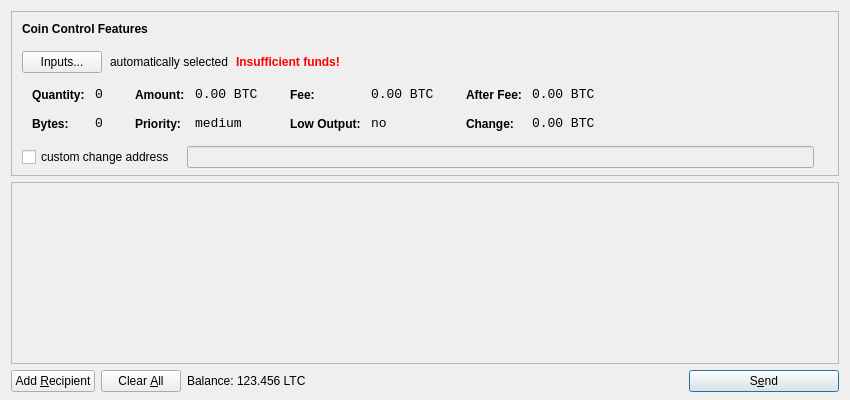
Old version of the form src/qt/forms/sendcoinsdialog.ui in the repository MFrcoin/MFCoin.
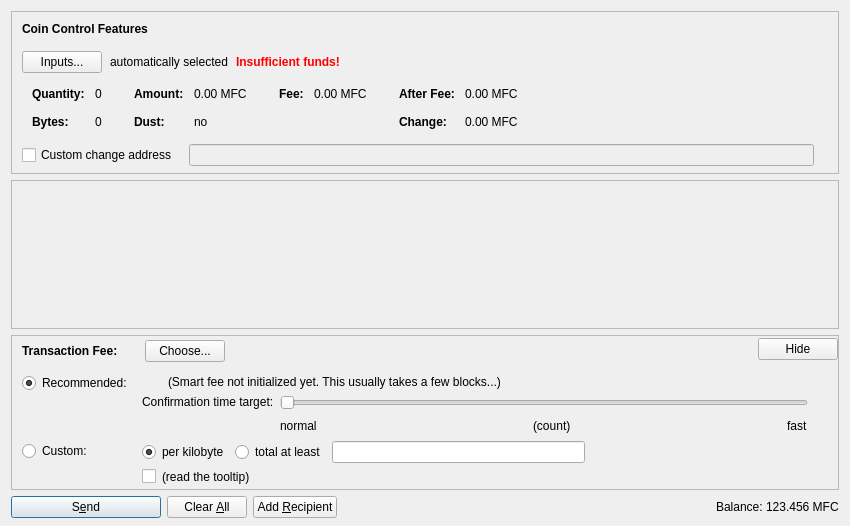
New version of the form. Icons and pictures are not drawn. Custom widgets are drawn as their Qt base class.

```diff
--- a/src/qt/forms/sendcoinsdialog.ui
+++ b/src/qt/forms/sendcoinsdialog.ui
@@ -7,13 +7,13 @@
     <x>0</x>
     <y>0</y>
     <width>850</width>
-    <height>400</height>
+    <height>526</height>
    </rect>
   </property>
   <property name="windowTitle">
    <string>Send Coins</string>
   </property>
-  <layout class="QVBoxLayout" name="verticalLayout" stretch="0,1,0">
+  <layout class="QVBoxLayout" name="verticalLayout" stretch="0,1,0,0">
    <property name="bottomMargin">
     <number>8</number>
    </property>
@@ -39,7 +39,7 @@
      </property>
      <layout class="QVBoxLayout" name="verticalLayoutCoinControl2">
       <property name="spacing">
-       <number>-1</number>
+       <number>0</number>
       </property>
       <property name="leftMargin">
        <number>0</number>
@@ -206,8 +206,11 @@
                </property>
                <item row="0" column="0">
                 <widget class="QLabel" name="labelCoinControlQuantityText">
-                 <property name="styleSheet">
-                  <string notr="true">font-weight:bold;</string>
+                 <property name="font">
+                  <font>
+                   <weight>75</weight>
+                   <bold>true</bold>
+                  </font>
                  </property>
                  <property name="text">
                   <string>Quantity:</string>
@@ -219,12 +222,6 @@
                </item>
                <item row="0" column="1">
                 <widget class="QLabel" name="labelCoinControlQuantity">
-                 <property name="font">
-                  <font>
-                   <family>Monospace</family>
-                   <pointsize>10</pointsize>
-                  </font>
-                 </property>
                  <property name="cursor">
                   <cursorShape>IBeamCursor</cursorShape>
                  </property>
@@ -244,8 +241,11 @@
                </item>
                <item row="1" column="0">
                 <widget class="QLabel" name="labelCoinControlBytesText">
-                 <property name="styleSheet">
-                  <string notr="true">font-weight:bold;</string>
+                 <property name="font">
+                  <font>
+                   <weight>75</weight>
+                   <bold>true</bold>
+                  </font>
                  </property>
                  <property name="text">
                   <string>Bytes:</string>
@@ -254,12 +254,6 @@
                </item>
                <item row="1" column="1">
                 <widget class="QLabel" name="labelCoinControlBytes">
-                 <property name="font">
-                  <font>
-                   <family>Monospace</family>
-                   <pointsize>10</pointsize>
-                  </font>
-                 </property>
                  <property name="cursor">
                   <cursorShape>IBeamCursor</cursorShape>
                  </property>
@@ -295,8 +289,11 @@
                </property>
                <item row="0" column="0">
                 <widget class="QLabel" name="labelCoinControlAmountText">
-                 <property name="styleSheet">
-                  <string notr="true">font-weight:bold;</string>
+                 <property name="font">
+                  <font>
+                   <weight>75</weight>
+                   <bold>true</bold>
+                  </font>
                  </property>
                  <property name="text">
                   <string>Amount:</string>
@@ -308,12 +305,6 @@
                </item>
                <item row="0" column="1">
                 <widget class="QLabel" name="labelCoinControlAmount">
-                 <property name="font">
-                  <font>
-                   <family>Monospace</family>
-                   <pointsize>10</pointsize>
-                  </font>
-                 </property>
                  <property name="cursor">
                   <cursorShape>IBeamCursor</cursorShape>
                  </property>
@@ -321,7 +312,7 @@
                   <enum>Qt::ActionsContextMenu</enum>
                  </property>
                  <property name="text">
-                  <string notr="true">0.00 BTC</string>
+                  <string notr="true">0.00 MFC</string>
                  </property>
                  <property name="textInteractionFlags">
                   <set>Qt::LinksAccessibleByMouse|Qt::TextSelectableByKeyboard|Qt::TextSelectableByMouse</set>
@@ -329,23 +320,20 @@
                 </widget>
                </item>
                <item row="1" column="0">
-                <widget class="QLabel" name="labelCoinControlPriorityText">
-                 <property name="styleSheet">
-                  <string notr="true">font-weight:bold;</string>
+                <widget class="QLabel" name="labelCoinControlLowOutputText">
+                 <property name="font">
+                  <font>
+                   <weight>75</weight>
+                   <bold>true</bold>
+                  </font>
                  </property>
                  <property name="text">
-                  <string>Priority:</string>
+                  <string>Dust:</string>
                  </property>
                 </widget>
                </item>
                <item row="1" column="1">
-                <widget class="QLabel" name="labelCoinControlPriority">
-                 <property name="font">
-                  <font>
-                   <family>Monospace</family>
-                   <pointsize>10</pointsize>
-                  </font>
-                 </property>
+                <widget class="QLabel" name="labelCoinControlLowOutput">
                  <property name="cursor">
                   <cursorShape>IBeamCursor</cursorShape>
                  </property>
@@ -353,7 +341,7 @@
                   <enum>Qt::ActionsContextMenu</enum>
                  </property>
                  <property name="text">
-                  <string>medium</string>
+                  <string notr="true">no</string>
                  </property>
                  <property name="textInteractionFlags">
                   <set>Qt::LinksAccessibleByMouse|Qt::TextSelectableByKeyboard|Qt::TextSelectableByMouse</set>
@@ -381,8 +369,11 @@
                </property>
                <item row="0" column="0">
                 <widget class="QLabel" name="labelCoinControlFeeText">
-                 <property name="styleSheet">
-                  <string notr="true">font-weight:bold;</string>
+                 <property name="font">
+                  <font>
+                   <weight>75</weight>
+                   <bold>true</bold>
+                  </font>
                  </property>
                  <property name="text">
                   <string>Fee:</string>
@@ -394,12 +385,6 @@
                </item>
                <item row="0" column="1">
                 <widget class="QLabel" name="labelCoinControlFee">
-                 <property name="font">
-                  <font>
-                   <family>Monospace</family>
-                   <pointsize>10</pointsize>
-                  </font>
-                 </property>
                  <property name="cursor">
                   <cursorShape>IBeamCursor</cursorShape>
                  </property>
@@ -407,39 +392,7 @@
                   <enum>Qt::ActionsContextMenu</enum>
                  </property>
                  <property name="text">
-                  <string notr="true">0.00 BTC</string>
-                 </property>
-                 <property name="textInteractionFlags">
-                  <set>Qt::LinksAccessibleByMouse|Qt::TextSelectableByKeyboard|Qt::TextSelectableByMouse</set>
-                 </property>
-                </widget>
-               </item>
-               <item row="1" column="0">
-                <widget class="QLabel" name="labelCoinControlLowOutputText">
-                 <property name="styleSheet">
-                  <string notr="true">font-weight:bold;</string>
-                 </property>
-                 <property name="text">
-                  <string>Low Output:</string>
-                 </property>
-                </widget>
-               </item>
-               <item row="1" column="1">
-                <widget class="QLabel" name="labelCoinControlLowOutput">
-                 <property name="font">
-                  <font>
-                   <family>Monospace</family>
-                   <pointsize>10</pointsize>
-                  </font>
-                 </property>
-                 <property name="cursor">
-                  <cursorShape>IBeamCursor</cursorShape>
-                 </property>
-                 <property name="contextMenuPolicy">
-                  <enum>Qt::ActionsContextMenu</enum>
-                 </property>
-                 <property name="text">
-                  <string>no</string>
+                  <string notr="true">0.00 MFC</string>
                  </property>
                  <property name="textInteractionFlags">
                   <set>Qt::LinksAccessibleByMouse|Qt::TextSelectableByKeyboard|Qt::TextSelectableByMouse</set>
@@ -467,8 +420,11 @@
                </property>
                <item row="0" column="0">
                 <widget class="QLabel" name="labelCoinControlAfterFeeText">
-                 <property name="styleSheet">
-                  <string notr="true">font-weight:bold;</string>
+                 <property name="font">
+                  <font>
+                   <weight>75</weight>
+                   <bold>true</bold>
+                  </font>
                  </property>
                  <property name="text">
                   <string>After Fee:</string>
@@ -480,12 +436,6 @@
                </item>
                <item row="0" column="1">
                 <widget class="QLabel" name="labelCoinControlAfterFee">
-                 <property name="font">
-                  <font>
-                   <family>Monospace</family>
-                   <pointsize>10</pointsize>
-                  </font>
-                 </property>
                  <property name="cursor">
                   <cursorShape>IBeamCursor</cursorShape>
                  </property>
@@ -493,7 +443,7 @@
                   <enum>Qt::ActionsContextMenu</enum>
                  </property>
                  <property name="text">
-                  <string notr="true">0.00 BTC</string>
+                  <string notr="true">0.00 MFC</string>
                  </property>
                  <property name="textInteractionFlags">
                   <set>Qt::LinksAccessibleByMouse|Qt::TextSelectableByKeyboard|Qt::TextSelectableByMouse</set>
@@ -502,8 +452,11 @@
                </item>
                <item row="1" column="0">
                 <widget class="QLabel" name="labelCoinControlChangeText">
-                 <property name="styleSheet">
-                  <string notr="true">font-weight:bold;</string>
+                 <property name="font">
+                  <font>
+                   <weight>75</weight>
+                   <bold>true</bold>
+                  </font>
                  </property>
                  <property name="text">
                   <string>Change:</string>
@@ -512,12 +465,6 @@
                </item>
                <item row="1" column="1">
                 <widget class="QLabel" name="labelCoinControlChange">
-                 <property name="font">
-                  <font>
-                   <family>Monospace</family>
-                   <pointsize>10</pointsize>
-                  </font>
-                 </property>
                  <property name="cursor">
                   <cursorShape>IBeamCursor</cursorShape>
                  </property>
@@ -525,7 +472,7 @@
                   <enum>Qt::ActionsContextMenu</enum>
                  </property>
                  <property name="text">
-                  <string notr="true">0.00 BTC</string>
+                  <string notr="true">0.00 MFC</string>
                  </property>
                  <property name="textInteractionFlags">
                   <set>Qt::LinksAccessibleByMouse|Qt::TextSelectableByKeyboard|Qt::TextSelectableByMouse</set>
@@ -556,7 +503,7 @@
           <item>
            <widget class="QCheckBox" name="checkBoxCoinControlChange">
             <property name="text">
-             <string>custom change address</string>
+             <string>Custom change address</string>
             </property>
            </widget>
           </item>
@@ -626,11 +573,20 @@
         <x>0</x>
         <y>0</y>
         <width>830</width>
-        <height>165</height>
+        <height>104</height>
        </rect>
       </property>
-      <layout class="QVBoxLayout" name="verticalLayout_2">
-       <property name="margin">
+      <layout class="QVBoxLayout" name="verticalLayout_2" stretch="0,1">
+       <property name="leftMargin">
+        <number>0</number>
+       </property>
+       <property name="topMargin">
+        <number>0</number>
+       </property>
+       <property name="rightMargin">
+        <number>0</number>
+       </property>
+       <property name="bottomMargin">
         <number>0</number>
        </property>
        <item>
@@ -657,15 +613,572 @@
      </widget>
     </widget>
    </item>
+   <item>
+    <widget class="QFrame" name="frameFee">
+     <property name="sizePolicy">
+      <sizepolicy hsizetype="Expanding" vsizetype="Expanding">
+       <horstretch>0</horstretch>
+       <verstretch>0</verstretch>
+      </sizepolicy>
+     </property>
+     <property name="maximumSize">
+      <size>
+       <width>16777215</width>
+       <height>16777215</height>
+      </size>
+     </property>
+     <property name="frameShape">
+      <enum>QFrame::StyledPanel</enum>
+     </property>
+     <property name="frameShadow">
+      <enum>QFrame::Sunken</enum>
+     </property>
+     <layout class="QVBoxLayout" name="verticalLayoutFee1">
+      <property name="spacing">
+       <number>0</number>
+      </property>
+      <property name="leftMargin">
+       <number>0</number>
+      </property>
+      <property name="topMargin">
+       <number>0</number>
+      </property>
+      <property name="rightMargin">
+       <number>0</number>
+      </property>
+      <property name="bottomMargin">
+       <number>0</number>
+      </property>
+      <item>
+       <layout class="QVBoxLayout" name="verticalLayoutFee2" stretch="0,0,0">
+        <property name="spacing">
+         <number>0</number>
+        </property>
+        <property name="leftMargin">
+         <number>10</number>
+        </property>
+        <property name="topMargin">
+         <number>0</number>
+        </property>
+        <item>
+         <layout class="QHBoxLayout" name="horizontalLayoutFee1">
+          <property name="bottomMargin">
+           <number>0</number>
+          </property>
+          <item>
+           <layout class="QVBoxLayout" name="verticalLayoutFee7">
+            <property name="spacing">
+             <number>0</number>
+            </property>
+            <item>
+             <spacer name="verticalSpacerSmartFee">
+              <property name="orientation">
+               <enum>Qt::Vertical</enum>
+              </property>
+              <property name="sizeType">
+               <enum>QSizePolicy::Fixed</enum>
+              </property>
+              <property name="sizeHint" stdset="0">
+               <size>
+                <width>1</width>
+                <height>4</height>
+               </size>
+              </property>
+             </spacer>
+            </item>
+            <item>
+             <layout class="QHBoxLayout" name="horizontalLayoutSmartFee">
+              <property name="spacing">
+               <number>10</number>
+              </property>
+              <item>
+               <widget class="QLabel" name="labelFeeHeadline">
+                <property name="sizePolicy">
+                 <sizepolicy hsizetype="Preferred" vsizetype="Maximum">
+                  <horstretch>0</horstretch>
+                  <verstretch>0</verstretch>
+                 </sizepolicy>
+                </property>
+                <property name="font">
+                 <font>
+                  <weight>75</weight>
+                  <bold>true</bold>
+                 </font>
+                </property>
+                <property name="styleSheet">
+                 <string notr="true">font-weight:bold;</string>
+                </property>
+                <property name="text">
+                 <string>Transaction Fee:</string>
+                </property>
+               </widget>
+              </item>
+              <item>
+               <widget class="QLabel" name="labelFeeMinimized">
+                <property name="text">
+                 <string/>
+                </property>
+               </widget>
+              </item>
+              <item>
+               <widget class="QPushButton" name="buttonChooseFee">
+                <property name="text">
+                 <string>Choose...</string>
+                </property>
+               </widget>
+              </item>
+             </layout>
+            </item>
+            <item>
+             <spacer name="verticalSpacer_5">
+              <property name="orientation">
+               <enum>Qt::Vertical</enum>
+              </property>
+              <property name="sizeHint" stdset="0">
+               <size>
+                <width>1</width>
+                <height>1</height>
+               </size>
+              </property>
+             </spacer>
+            </item>
+           </layout>
+          </item>
+          <item>
+           <spacer name="horizontalSpacer_4">
+            <property name="orientation">
+             <enum>Qt::Horizontal</enum>
+            </property>
+            <property name="sizeHint" stdset="0">
+             <size>
+              <width>40</width>
+              <height>20</height>
+             </size>
+            </property>
+           </spacer>
+          </item>
+          <item>
+           <widget class="QPushButton" name="buttonMinimizeFee">
+            <property name="toolTip">
+             <string>collapse fee-settings</string>
+            </property>
+            <property name="text">
+             <string>Hide</string>
+            </property>
+           </widget>
+          </item>
+         </layout>
+        </item>
+        <item>
+         <widget class="QFrame" name="frameFeeSelection">
+          <layout class="QVBoxLayout" name="verticalLayoutFee12">
+           <property name="spacing">
+            <number>0</number>
+           </property>
+           <property name="leftMargin">
+            <number>0</number>
+           </property>
+           <property name="topMargin">
+            <number>0</number>
+           </property>
+           <property name="rightMargin">
+            <number>0</number>
+           </property>
+           <property name="bottomMargin">
+            <number>0</number>
+           </property>
+           <item>
+            <layout class="QGridLayout" name="gridLayoutFee">
+             <property name="topMargin">
+              <number>10</number>
+             </property>
+             <property name="bottomMargin">
+              <number>4</number>
+             </property>
+             <property name="horizontalSpacing">
+              <number>10</number>
+             </property>
+             <property name="verticalSpacing">
+              <number>4</number>
+             </property>
+             <item row="1" column="1">
+              <layout class="QVBoxLayout" name="verticalLayoutFee8">
+               <property name="spacing">
+                <number>6</number>
+               </property>
+               <item>
+                <layout class="QHBoxLayout" name="horizontalLayoutFee13">
+                 <item>
+                  <widget class="QRadioButton" name="radioCustomPerKilobyte">
+                   <property name="toolTip">
+                    <string>If the custom fee is set to 1000 satoshis and the transaction is only 250 bytes, then &quot;per kilobyte&quot; only pays 250 satoshis in fee, while &quot;total at least&quot; pays 1000 satoshis. For transactions bigger than a kilobyte both pay by kilobyte.</string>
+                   </property>
+                   <property name="text">
+                    <string>per kilobyte</string>
+                   </property>
+                   <property name="checked">
+                    <bool>true</bool>
+                   </property>
+                   <attribute name="buttonGroup">
+                    <string notr="true">groupCustomFee</string>
+                   </attribute>
+                  </widget>
+                 </item>
+                 <item>
+                  <widget class="QRadioButton" name="radioCustomAtLeast">
+                   <property name="toolTip">
+                    <string>If the custom fee is set to 1000 satoshis and the transaction is only 250 bytes, then &quot;per kilobyte&quot; only pays 250 satoshis in fee, while &quot;total at least&quot; pays 1000 satoshis. For transactions bigger than a kilobyte both pay by kilobyte.</string>
+                   </property>
+                   <property name="text">
+                    <string>total at least</string>
+                   </property>
+                   <attribute name="buttonGroup">
+                    <string notr="true">groupCustomFee</string>
+                   </attribute>
+                  </widget>
+                 </item>
+                 <item>
+                  <widget class="BitcoinAmountField" name="customFee"/>
+                 </item>
+                 <item>
+                  <spacer name="horizontalSpacer_6">
+                   <property name="orientation">
+                    <enum>Qt::Horizontal</enum>
+                   </property>
+                   <property name="sizeHint" stdset="0">
+                    <size>
+                     <width>1</width>
+                     <height>1</height>
+                    </size>
+                   </property>
+                  </spacer>
+                 </item>
+                </layout>
+               </item>
+               <item>
+                <layout class="QHBoxLayout" name="horizontalLayoutFee8">
+                 <item>
+                  <widget class="QCheckBox" name="checkBoxMinimumFee">
+                   <property name="toolTip">
+                    <string>Paying only the minimum fee is just fine as long as there is less transaction volume than space in the blocks. But be aware that this can end up in a never confirming transaction once there is more demand for mfcoin transactions than the network can process.</string>
+                   </property>
+                   <property name="text">
+                    <string/>
+                   </property>
+                  </widget>
+                 </item>
+                 <item>
+                  <widget class="QLabel" name="labelMinFeeWarning">
+                   <property name="enabled">
+                    <bool>true</bool>
+                   </property>
+                   <property name="toolTip">
+                    <string>Paying only the minimum fee is just fine as long as there is less transaction volume than space in the blocks. But be aware that this can end up in a never confirming transaction once there is more demand for mfcoin transactions than the network can process.</string>
+                   </property>
+                   <property name="text">
+                    <string>(read the tooltip)</string>
+                   </property>
+                   <property name="margin">
+                    <number>5</number>
+                   </property>
+                  </widget>
+                 </item>
+                 <item>
+                  <spacer name="horizontalSpacer_2">
+                   <property name="orientation">
+                    <enum>Qt::Horizontal</enum>
+                   </property>
+                   <property name="sizeHint" stdset="0">
+                    <size>
+                     <width>1</width>
+                     <height>1</height>
+                    </size>
+                   </property>
+                  </spacer>
+                 </item>
+                </layout>
+               </item>
+              </layout>
+             </item>
+             <item row="0" column="0">
+              <layout class="QVBoxLayout" name="verticalLayoutFee4" stretch="0,1">
+               <item>
+                <widget class="QRadioButton" name="radioSmartFee">
+                 <property name="text">
+                  <string>Recommended:</string>
+                 </property>
+                 <property name="checked">
+                  <bool>true</bool>
+                 </property>
+                 <attribute name="buttonGroup">
+                  <string notr="true">groupFee</string>
+                 </attribute>
+                </widget>
+               </item>
+               <item>
+                <spacer name="verticalSpacer_2">
+                 <property name="orientation">
+                  <enum>Qt::Vertical</enum>
+                 </property>
+                 <property name="sizeHint" stdset="0">
+                  <size>
+                   <width>1</width>
+                   <height>1</height>
+                  </size>
+                 </property>
+                </spacer>
+               </item>
+              </layout>
+             </item>
+             <item row="1" column="0">
+              <layout class="QVBoxLayout" name="verticalLayoutFee9" stretch="0,1">
+               <item>
+                <widget class="QRadioButton" name="radioCustomFee">
+                 <property name="text">
+                  <string>Custom:</string>
+                 </property>
+                 <attribute name="buttonGroup">
+                  <string notr="true">groupFee</string>
+                 </attribute>
+                </widget>
+               </item>
+               <item>
+                <spacer name="verticalSpacer_6">
+                 <property name="orientation">
+                  <enum>Qt::Vertical</enum>
+                 </property>
+                 <property name="sizeHint" stdset="0">
+                  <size>
+                   <width>1</width>
+                   <height>1</height>
+                  </size>
+                 </property>
+                </spacer>
+               </item>
+              </layout>
+             </item>
+             <item row="0" column="1">
+              <layout class="QVBoxLayout" name="verticalLayoutFee3" stretch="0,0,1">
+               <property name="spacing">
+                <number>6</number>
+               </property>
+               <property name="topMargin">
+                <number>2</number>
+               </property>
+               <item>
+                <layout class="QHBoxLayout" name="horizontalLayoutFee12">
+                 <item>
+                  <widget class="QLabel" name="labelSmartFee">
+                   <property name="text">
+                    <string/>
+                   </property>
+                   <property name="margin">
+                    <number>2</number>
+                   </property>
+                  </widget>
+                 </item>
+                 <item>
+                  <widget class="QLabel" name="labelFeeEstimation">
+                   <property name="text">
+                    <string/>
+                   </property>
+                  </widget>
+                 </item>
+                 <item>
+                  <widget class="QLabel" name="labelSmartFee2">
+                   <property name="text">
+                    <string>(Smart fee not initialized yet. This usually takes a few blocks...)</string>
+                   </property>
+                   <property name="margin">
+                    <number>2</number>
+                   </property>
+                  </widget>
+                 </item>
+                 <item>
+                  <spacer name="horizontalSpacer_5">
+                   <property name="orientation">
+                    <enum>Qt::Horizontal</enum>
+                   </property>
+                   <property name="sizeHint" stdset="0">
+                    <size>
+                     <width>1</width>
+                     <height>1</height>
+                    </size>
+                   </property>
+                  </spacer>
+                 </item>
+                </layout>
+               </item>
+               <item>
+                <layout class="QHBoxLayout" name="horizontalLayoutFee9">
+                 <item>
+                  <layout class="QVBoxLayout" name="verticalLayoutFee6">
+                   <item>
+                    <widget class="QLabel" name="labelSmartFee3">
+                     <property name="text">
+                      <string>Confirmation time target:</string>
+                     </property>
+                     <property name="margin">
+                      <number>2</number>
+                     </property>
+                    </widget>
+                   </item>
+                   <item>
+                    <spacer name="verticalSpacer_3">
+                     <property name="orientation">
+                      <enum>Qt::Vertical</enum>
+                     </property>
+                     <property name="sizeHint" stdset="0">
+                      <size>
+                       <width>1</width>
+                       <height>1</height>
+                      </size>
+                     </property>
+                    </spacer>
+                   </item>
+                  </layout>
+                 </item>
+                 <item>
+                  <layout class="QVBoxLayout" name="verticalLayoutFee5">
+                   <property name="rightMargin">
+                    <number>30</number>
+                   </property>
+                   <item>
+                    <widget class="QSlider" name="sliderSmartFee">
+                     <property name="minimum">
+                      <number>0</number>
+                     </property>
+                     <property name="maximum">
+                      <number>23</number>
+                     </property>
+                     <property name="pageStep">
+                      <number>1</number>
+                     </property>
+                     <property name="value">
+                      <number>0</number>
+                     </property>
+                     <property name="orientation">
+                      <enum>Qt::Horizontal</enum>
+                     </property>
+                     <property name="invertedAppearance">
+                      <bool>false</bool>
+                     </property>
+                     <property name="invertedControls">
+                      <bool>false</bool>
+                     </property>
+                     <property name="tickPosition">
+                      <enum>QSlider::NoTicks</enum>
+                     </property>
+                    </widget>
+                   </item>
+                   <item>
+                    <layout class="QHBoxLayout" name="horizontalLayoutFee10">
+                     <item>
+                      <widget class="QLabel" name="labelSmartFeeNormal">
+                       <property name="text">
+                        <string>normal</string>
+                       </property>
+                      </widget>
+                     </item>
+                     <item>
+                      <spacer name="horizontalSpacer_7">
+                       <property name="orientation">
+                        <enum>Qt::Horizontal</enum>
+                       </property>
+                       <property name="sizeHint" stdset="0">
+                        <size>
+                         <width>40</width>
+                         <height>20</height>
+                        </size>
+                       </property>
+                      </spacer>
+                     </item>
+                     <item>
+                      <widget class="QLabel" name="confirmationTargetLabel">
+                       <property name="text">
+                        <string notr="true">(count)</string>
+                       </property>
+                      </widget>
+                     </item>
+                     <item>
+                      <spacer name="horizontalSpacer_3">
+                       <property name="orientation">
+                        <enum>Qt::Horizontal</enum>
+                       </property>
+                       <property name="sizeHint" stdset="0">
+                        <size>
+                         <width>40</width>
+                         <height>20</height>
+                        </size>
+                       </property>
+                      </spacer>
+                     </item>
+                     <item>
+                      <widget class="QLabel" name="labelSmartFeeFast">
+                       <property name="text">
+                        <string>fast</string>
+                       </property>
+                      </widget>
+                     </item>
+                    </layout>
+                   </item>
+                  </layout>
+                 </item>
+                </layout>
+               </item>
+               <item>
+                <spacer name="verticalSpacer_4">
+                 <property name="orientation">
+                  <enum>Qt::Vertical</enum>
+                 </property>
+                 <property name="sizeHint" stdset="0">
+                  <size>
+                   <width>1</width>
+                   <height>1</height>
+                  </size>
+                 </property>
+                </spacer>
+               </item>
+              </layout>
+             </item>
+            </layout>
+           </item>
+          </layout>
+         </widget>
+        </item>
+        <item>
+         <spacer name="verticalSpacerFee">
+          <property name="orientation">
+           <enum>Qt::Vertical</enum>
+          </property>
+          <property name="sizeHint" stdset="0">
+           <size>
+            <width>800</width>
+            <height>1</height>
+           </size>
+          </property>
+         </spacer>
+        </item>
+       </layout>
+      </item>
+     </layout>
+    </widget>
+   </item>
    <item>
     <layout class="QHBoxLayout" name="horizontalLayout">
      <item>
-      <widget class="QPushButton" name="addButton">
+      <widget class="QPushButton" name="sendButton">
+       <property name="minimumSize">
+        <size>
+         <width>150</width>
+         <height>0</height>
+        </size>
+       </property>
        <property name="toolTip">
         <string>Send to multiple recipients at once</string>
        </property>
        <property name="text">
-        <string>Add &amp;Recipient</string>
+        <string>S&amp;end</string>
        </property>
        <property name="icon">
         <iconset resource="../bitcoin.qrc">
@@ -674,6 +1187,9 @@
        <property name="autoDefault">
         <bool>false</bool>
        </property>
+       <property name="default">
+        <bool>true</bool>
+       </property>
       </widget>
      </item>
      <item>
@@ -697,11 +1213,38 @@
        <property name="autoRepeatDelay">
         <number>300</number>
        </property>
+      </widget>
+     </item>
+     <item>
+      <widget class="QPushButton" name="addButton">
+       <property name="toolTip">
+        <string>Send to multiple recipients at once</string>
+       </property>
+       <property name="text">
+        <string>Add &amp;Recipient</string>
+       </property>
+       <property name="icon">
+        <iconset resource="../bitcoin.qrc">
+         <normaloff>:/icons/add</normaloff>:/icons/add</iconset>
+       </property>
        <property name="autoDefault">
         <bool>false</bool>
        </property>
       </widget>
      </item>
+     <item>
+      <spacer name="horizontalSpacer">
+       <property name="orientation">
+        <enum>Qt::Horizontal</enum>
+       </property>
+       <property name="sizeHint" stdset="0">
+        <size>
+         <width>40</width>
+         <height>20</height>
+        </size>
+       </property>
+      </spacer>
+     </item>
      <item>
       <layout class="QHBoxLayout" name="horizontalLayout_2">
        <property name="spacing">
@@ -709,6 +1252,12 @@
        </property>
        <item>
         <widget class="QLabel" name="label">
+         <property name="sizePolicy">
+          <sizepolicy hsizetype="Preferred" vsizetype="Fixed">
+           <horstretch>0</horstretch>
+           <verstretch>0</verstretch>
+          </sizepolicy>
+         </property>
          <property name="text">
           <string>Balance:</string>
          </property>
@@ -716,11 +1265,17 @@
        </item>
        <item>
         <widget class="QLabel" name="labelBalance">
+         <property name="sizePolicy">
+          <sizepolicy hsizetype="Preferred" vsizetype="Fixed">
+           <horstretch>0</horstretch>
+           <verstretch>0</verstretch>
+          </sizepolicy>
+         </property>
          <property name="cursor">
           <cursorShape>IBeamCursor</cursorShape>
          </property>
          <property name="text">
-          <string>123.456 LTC</string>
+          <string notr="true">123.456 MFC</string>
          </property>
          <property name="textInteractionFlags">
           <set>Qt::LinksAccessibleByMouse|Qt::TextSelectableByKeyboard|Qt::TextSelectableByMouse</set>
@@ -729,46 +1284,23 @@
        </item>
       </layout>
      </item>
-     <item>
-      <spacer name="horizontalSpacer">
-       <property name="orientation">
-        <enum>Qt::Horizontal</enum>
-       </property>
-       <property name="sizeHint" stdset="0">
-        <size>
-         <width>40</width>
-         <height>20</height>
-        </size>
-       </property>
-      </spacer>
-     </item>
-     <item>
-      <widget class="QPushButton" name="sendButton">
-       <property name="minimumSize">
-        <size>
-         <width>150</width>
-         <height>0</height>
-        </size>
-       </property>
-       <property name="toolTip">
-        <string>Confirm the send action</string>
-       </property>
-       <property name="text">
-        <string>S&amp;end</string>
-       </property>
-       <property name="icon">
-        <iconset resource="../bitcoin.qrc">
-         <normaloff>:/icons/send</normaloff>:/icons/send</iconset>
-       </property>
-       <property name="default">
-        <bool>true</bool>
-       </property>
-      </widget>
-     </item>
     </layout>
    </item>
   </layout>
  </widget>
+ <customwidgets>
+  <customwidget>
+   <class>QValidatedLineEdit</class>
+   <extends>QLineEdit</extends>
+   <header>qvalidatedlineedit.h</header>
+  </customwidget>
+  <customwidget>
+   <class>BitcoinAmountField</class>
+   <extends>QLineEdit</extends>
+   <header>bitcoinamountfield.h</header>
+   <container>1</container>
+  </customwidget>
+ </customwidgets>
  <resources>
   <include location="../bitcoin.qrc"/>
  </resources>
```
Left out of the diff: 33 changed lines with no effect on the pictures.
